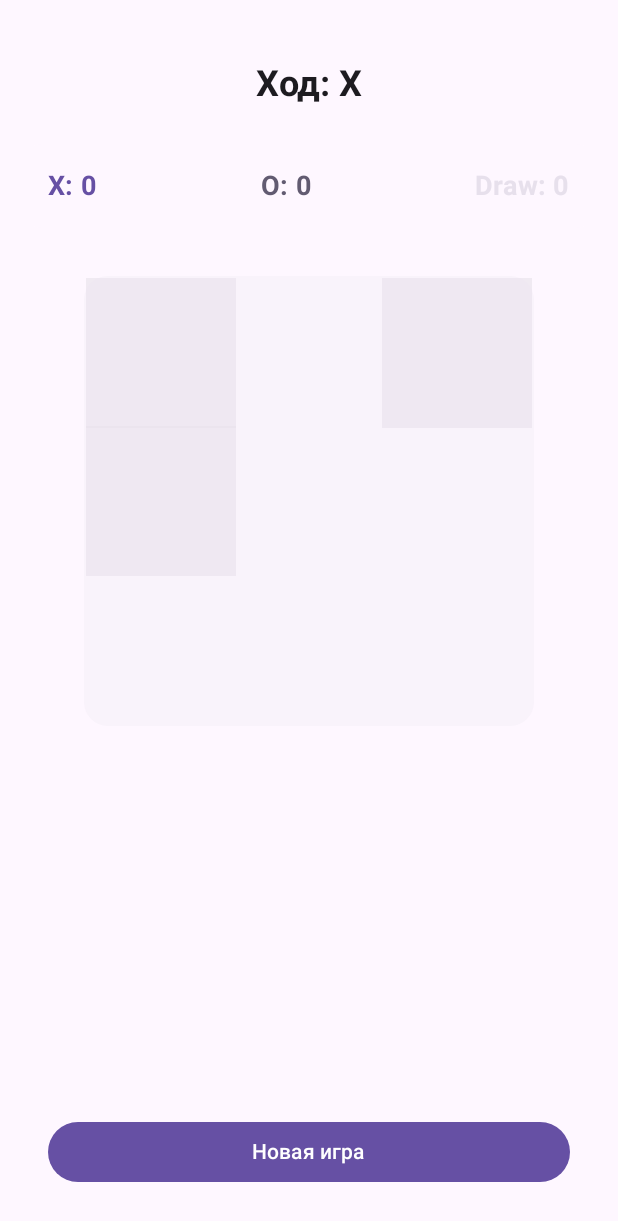
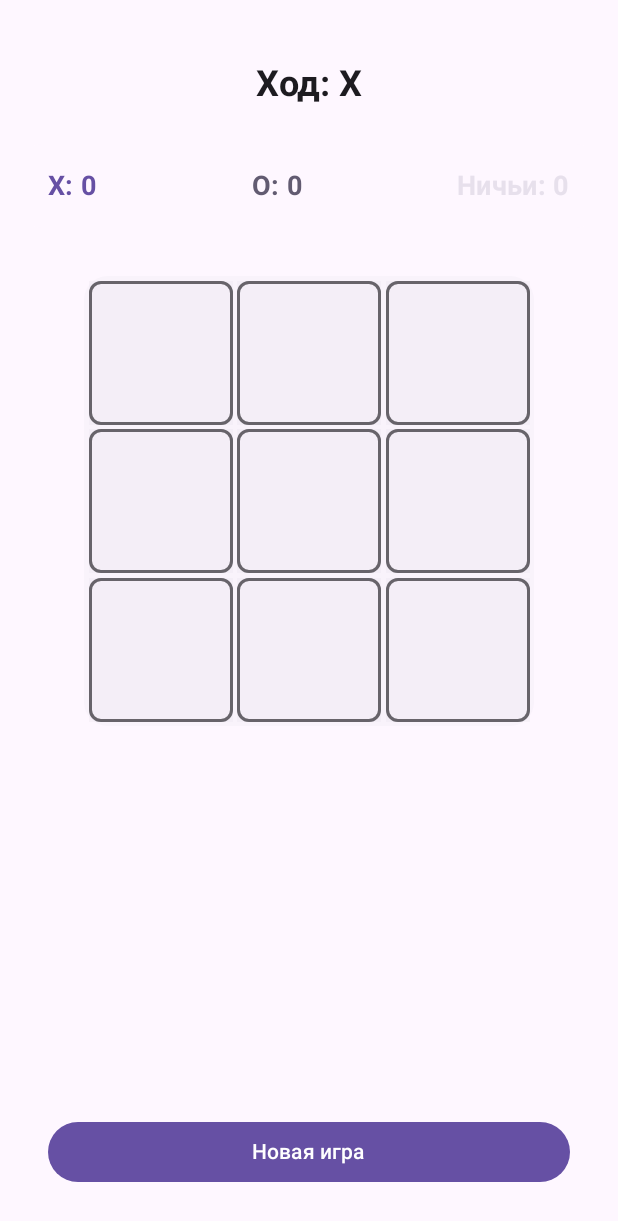
Before and after one commit to figrov/tictactoe, an Android app built with Jetpack Compose: the screen it shows after launch (MainActivity), after a tap on "Начать игру", on a phone screen of 412 x 824 dp. Shown: the top 1221 px of the screen. Run offline under Robolectric (Android 15) with nearby library versions, the phone set to English and light mode, and no system bars.

Commit message:
feat(game): complete FEAT-01 with 100% passing tests

```diff
--- a/app/src/main/java/com/example/game/ui/Cell.kt
+++ b/app/src/main/java/com/example/game/ui/Cell.kt
@@ -3,6 +3,7 @@ package com.example.game.ui
 import androidx.compose.animation.core.*
 import androidx.compose.animation.core.animateFloatAsState
 import androidx.compose.foundation.background
+import androidx.compose.foundation.border
 import androidx.compose.foundation.clickable
 import androidx.compose.foundation.interaction.MutableInteractionSource
 import androidx.compose.foundation.layout.*
@@ -27,6 +28,7 @@ fun Cell(
     cellState: CellState,
     isWinningCell: Boolean = false,
     isCellAnimating: Boolean = false,
+    isBoardLocked: Boolean = false,
     onCellClick: () -> Unit,
     modifier: Modifier = Modifier
 ) {
@@ -56,12 +58,22 @@ fun Cell(
 
     Box(
         modifier = modifier
-            .size(100.dp)
+            .clickable(
+                enabled = !isBoardLocked && cellState == CellState.EMPTY,
+                onClick = onCellClick,
+                interactionSource = remember { MutableInteractionSource() },
+                indication = null
+            )
             .background(
                 if (isWinningCell)
                     MaterialTheme.colorScheme.errorContainer.copy(alpha = 0.3f)
                 else
                     MaterialTheme.colorScheme.surfaceVariant.copy(alpha = 0.3f)
+            )
+            .border(
+                width = 2.dp,
+                color = MaterialTheme.colorScheme.onSurface.copy(alpha = 0.5f),
+                shape = RoundedCornerShape(8.dp)
             )
             .scale(scale),
         contentAlignment = Alignment.Center
@@ -82,7 +94,16 @@ fun Cell(
                 )
             }
             CellState.EMPTY -> {
-                Box(modifier = Modifier.size(100.dp)) // Пустое пространство для клика
+                // Пустая клетка с видимым контуром для кликабельности
+                Box(
+                    modifier = Modifier
+                        .fillMaxSize()
+                        .border(
+                            width = 2.dp,
+                            color = MaterialTheme.colorScheme.onSurface.copy(alpha = 0.3f),
+                            shape = RoundedCornerShape(8.dp)
+                        )
+                )
             }
         }
     }
--- a/app/src/main/java/com/example/game/ui/ScoreDisplay.kt
+++ b/app/src/main/java/com/example/game/ui/ScoreDisplay.kt
@@ -54,7 +54,7 @@ fun ScoreDisplay(
             Spacer(modifier = Modifier.width(16.dp))
 
             Text(
-                text = "Draw: $drawCount",
+                text = "Ничьи: $drawCount",
                 style = MaterialTheme.typography.titleMedium,
                 color = MaterialTheme.colorScheme.surfaceVariant,
                 fontWeight = FontWeight.Bold,
--- a/app/src/main/java/com/example/game/ui/TicTacToeScreen.kt
+++ b/app/src/main/java/com/example/game/ui/TicTacToeScreen.kt
@@ -10,6 +10,7 @@ import androidx.compose.foundation.background
 import androidx.compose.foundation.clickable
 import androidx.compose.foundation.layout.*
 import androidx.compose.foundation.shape.RoundedCornerShape
+
 import androidx.compose.material3.*
 import androidx.compose.ui.text.font.FontWeight
 import androidx.compose.runtime.*
@@ -19,6 +20,7 @@ import androidx.compose.ui.draw.clip
 import androidx.compose.ui.graphics.Color
 import androidx.compose.ui.unit.dp
 import androidx.compose.ui.unit.sp
+import androidx.compose.ui.zIndex
 import com.example.game.domain.GameBoard
 import com.example.game.domain.GameState
 import com.example.game.ui.ActionButton
@@ -50,7 +52,7 @@ fun TicTacToeScreen(
         clickedIndices = emptySet()
     }
 
-    // Определяем, какие клетки выигрывают
+    // Определяем, какие клетки выигрываем
     val winningCells = uiState.board.isWinningCells ?: emptyList()
 
     Box(
@@ -181,6 +183,7 @@ fun PlayingScreen(
         // Игровое поле
         GameBoard(
             cells = uiState.board.cells,
+            winningCells = uiState.board.isWinningCells ?: emptyList(),
             onCellClick = onCellClick,
             isBoardLocked = uiState.isBoardLocked,
             isGameOverAnimating = uiState.isGameOverAnimating,
@@ -255,7 +258,7 @@ fun GameOverScreen(
                     color = MaterialTheme.colorScheme.secondary
                 )
                 Text(
-                    text = "Draw: ${uiState.drawCount}",
+                    text = "Ничьи: ${uiState.drawCount}",
                     style = MaterialTheme.typography.titleLarge,
                     color = MaterialTheme.colorScheme.surfaceVariant
                 )
@@ -287,6 +290,7 @@ fun GameOverScreen(
 @Composable
 fun GameBoard(
     cells: List<CellState>,
+    winningCells: List<Int>,
     onCellClick: (Int) -> Unit,
     isBoardLocked: Boolean,
     isGameOverAnimating: Boolean,
@@ -301,32 +305,31 @@ fun GameBoard(
             ),
         contentAlignment = Alignment.Center
     ) {
-        // Сетка
-        Box(modifier = Modifier.fillMaxSize()) {
+        // Явная сетка 3×3 с видимыми границами
+        Column(
+            modifier = Modifier.fillMaxSize(),
+            verticalArrangement = Arrangement.SpaceEvenly,
+            horizontalAlignment = Alignment.CenterHorizontally
+        ) {
             for (row in 0..2) {
+                Row(
+                    modifier = Modifier.fillMaxWidth(),
+                    horizontalArrangement = Arrangement.SpaceEvenly,
+                    verticalAlignment = Alignment.CenterVertically
+                ) {
                     for (col in 0..2) {
                         val index = row * 3 + col
 
                         Cell(
                             index = index,
                             cellState = cells[index],
+                            isWinningCell = winningCells.contains(index),
+                            isBoardLocked = isBoardLocked,
                             onCellClick = { onCellClick(index) },
                             modifier = Modifier
-                            .align(
-                                if (col == 0) Alignment.TopStart
-                                else if (col == 2) Alignment.TopEnd
-                                else Alignment.CenterStart
+                                .size(96.dp)
                         )
-                            .offset(
-                                when (col) {
-                                    0 -> 0.dp
-                                    1 -> 0.dp
-                                    2 -> 0.dp
-                                    else -> 0.dp
                     }
-                            )
-                            .padding(1.dp)
-                    )
                 }
             }
         }
@@ -335,7 +338,9 @@ fun GameBoard(
         if (isGameOverAnimating) {
             WinLine(
                 board = com.example.game.domain.GameBoard(cells = cells),
-                modifier = Modifier.fillMaxSize()
+                modifier = Modifier
+                    .fillMaxSize()
+                    .zIndex(1f) // Линия поверх клеток
             )
         }
     }
--- a/app/src/main/java/com/example/game/ui/WinLine.kt
+++ b/app/src/main/java/com/example/game/ui/WinLine.kt
@@ -17,6 +17,7 @@ import androidx.compose.ui.graphics.Color
 import androidx.compose.ui.graphics.Path
 import androidx.compose.ui.graphics.drawscope.Stroke
 import androidx.compose.ui.unit.dp
+import androidx.compose.ui.zIndex
 import com.example.game.domain.GameBoard
 
 /**
@@ -42,7 +43,8 @@ fun WinLine(
 
     Canvas(
         modifier = modifier
-            .fillMaxSize(),
+            .fillMaxSize()
+            .zIndex(0f), // Контроль z-index: линия под клетками, чтобы не перекрывать клики
         onDraw = {
             if (alpha <= 0f) return@Canvas
 
```
Also changed, not shown: 118 other files. Lines whose indentation alone changed are shown as unchanged.
